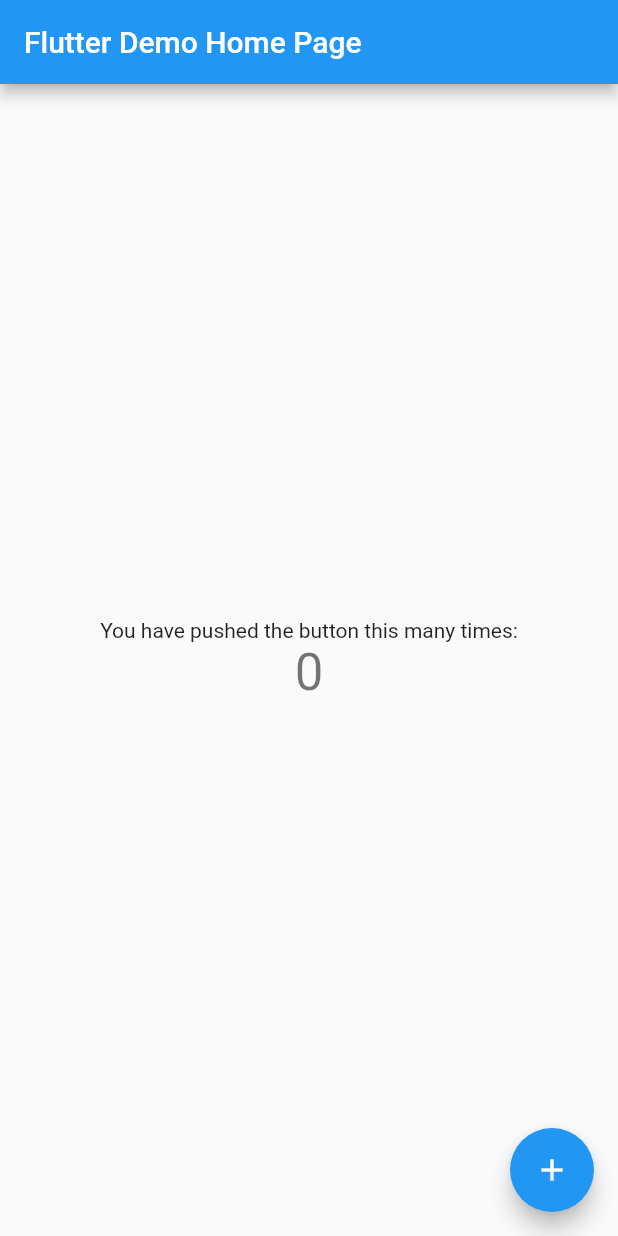
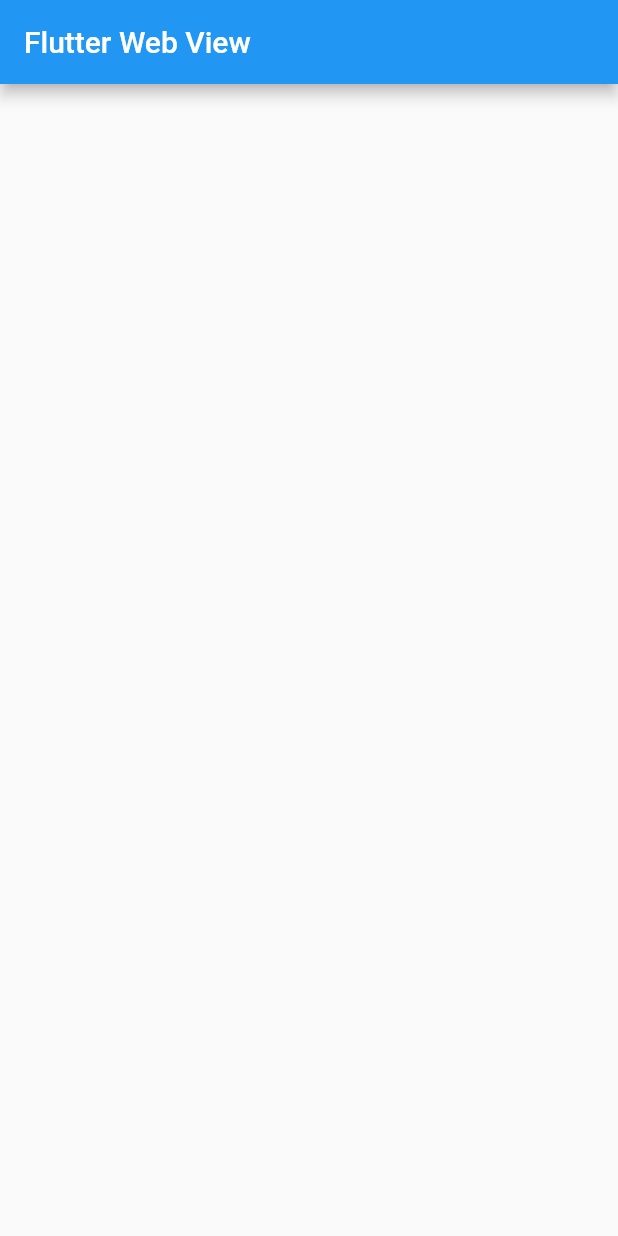
Before and after one commit to dzavisic/flutter_web_view, a Flutter app: the screen it shows after launch, on a phone screen of 412 x 824 dp. Run offline on Flutter 3.47's test engine with Material 2 defaults, Android fonts, the phone set to English and light mode, and no system bars.

Commit message:
chore: clean initial example, restructure files

```diff
--- /dev/null
+++ b/lib/app.dart
@@ -0,0 +1,18 @@
+import 'package:flutter/material.dart';
+import 'package:flutter_web_view_private/components/home.component.dart';
+
+class MyApp extends StatelessWidget {
+  const MyApp({Key? key}) : super(key: key);
+
+  @override
+  Widget build(BuildContext context) {
+    return MaterialApp(
+      title: 'Flutter Web View',
+      debugShowCheckedModeBanner: false,
+      theme: ThemeData(
+        primarySwatch: Colors.blue,
+      ),
+      home: const MyHomePage(title: 'Flutter Web View'),
+    );
+  }
+}
--- /dev/null
+++ b/lib/components/home.component.dart
@@ -0,0 +1,30 @@
+import 'package:flutter/material.dart';
+
+class MyHomePage extends StatefulWidget {
+  const MyHomePage({Key? key, required this.title}) : super(key: key);
+
+  final String title;
+
+  @override
+  State<MyHomePage> createState() => _MyHomePageState();
+}
+
+class _MyHomePageState extends State<MyHomePage> {
+
+  @override
+  Widget build(BuildContext context) {
+    return Scaffold(
+      appBar: AppBar(
+        title: Text(widget.title),
+      ),
+      body: Center(
+        child: Column(
+          mainAxisAlignment: MainAxisAlignment.center,
+          children: <Widget>[
+
+          ],
+        ),
+      ),
+    );
+  }
+}
--- a/lib/main.dart
+++ b/lib/main.dart
@@ -1,115 +1,6 @@
 import 'package:flutter/material.dart';
+import 'package:flutter_web_view_private/app.dart';
 
 void main() {
   runApp(const MyApp());
 }
-
-class MyApp extends StatelessWidget {
-  const MyApp({Key? key}) : super(key: key);
-
-  // This widget is the root of your application.
-  @override
-  Widget build(BuildContext context) {
-    return MaterialApp(
-      title: 'Flutter Demo',
-      theme: ThemeData(
-        // This is the theme of your application.
-        //
-        // Try running your application with "flutter run". You'll see the
-        // application has a blue toolbar. Then, without quitting the app, try
-        // changing the primarySwatch below to Colors.green and then invoke
-        // "hot reload" (press "r" in the console where you ran "flutter run",
-        // or simply save your changes to "hot reload" in a Flutter IDE).
-        // Notice that the counter didn't reset back to zero; the application
-        // is not restarted.
-        primarySwatch: Colors.blue,
-      ),
-      home: const MyHomePage(title: 'Flutter Demo Home Page'),
-    );
-  }
-}
-
-class MyHomePage extends StatefulWidget {
-  const MyHomePage({Key? key, required this.title}) : super(key: key);
-
-  // This widget is the home page of your application. It is stateful, meaning
-  // that it has a State object (defined below) that contains fields that affect
-  // how it looks.
-
-  // This class is the configuration for the state. It holds the values (in this
-  // case the title) provided by the parent (in this case the App widget) and
-  // used by the build method of the State. Fields in a Widget subclass are
-  // always marked "final".
-
-  final String title;
-
-  @override
-  State<MyHomePage> createState() => _MyHomePageState();
-}
-
-class _MyHomePageState extends State<MyHomePage> {
-  int _counter = 0;
-
-  void _incrementCounter() {
-    setState(() {
-      // This call to setState tells the Flutter framework that something has
-      // changed in this State, which causes it to rerun the build method below
-      // so that the display can reflect the updated values. If we changed
-      // _counter without calling setState(), then the build method would not be
-      // called again, and so nothing would appear to happen.
-      _counter++;
-    });
-  }
-
-  @override
-  Widget build(BuildContext context) {
-    // This method is rerun every time setState is called, for instance as done
-    // by the _incrementCounter method above.
-    //
-    // The Flutter framework has been optimized to make rerunning build methods
-    // fast, so that you can just rebuild anything that needs updating rather
-    // than having to individually change instances of widgets.
-    return Scaffold(
-      appBar: AppBar(
-        // Here we take the value from the MyHomePage object that was created by
-        // the App.build method, and use it to set our appbar title.
-        title: Text(widget.title),
-      ),
-      body: Center(
-        // Center is a layout widget. It takes a single child and positions it
-        // in the middle of the parent.
-        child: Column(
-          // Column is also a layout widget. It takes a list of children and
-          // arranges them vertically. By default, it sizes itself to fit its
-          // children horizontally, and tries to be as tall as its parent.
-          //
-          // Invoke "debug painting" (press "p" in the console, choose the
-          // "Toggle Debug Paint" action from the Flutter Inspector in Android
-          // Studio, or the "Toggle Debug Paint" command in Visual Studio Code)
-          // to see the wireframe for each widget.
-          //
-          // Column has various properties to control how it sizes itself and
-          // how it positions its children. Here we use mainAxisAlignment to
-          // center the children vertically; the main axis here is the vertical
-          // axis because Columns are vertical (the cross axis would be
-          // horizontal).
-          mainAxisAlignment: MainAxisAlignment.center,
-          children: <Widget>[
-            const Text(
-              'You have pushed the button this many times:',
-            ),
-            Text(
-              '$_counter',
-              style: Theme.of(context).textTheme.headline4,
-            ),
-          ],
-        ),
-      ),
-      floatingActionButton: FloatingActionButton(
-        onPressed: _incrementCounter,
-        tooltip: 'Increment',
-        child: const Icon(Icons.add),
-      ), // This trailing comma makes auto-formatting nicer for build methods.
-    );
-  }
-}
```
